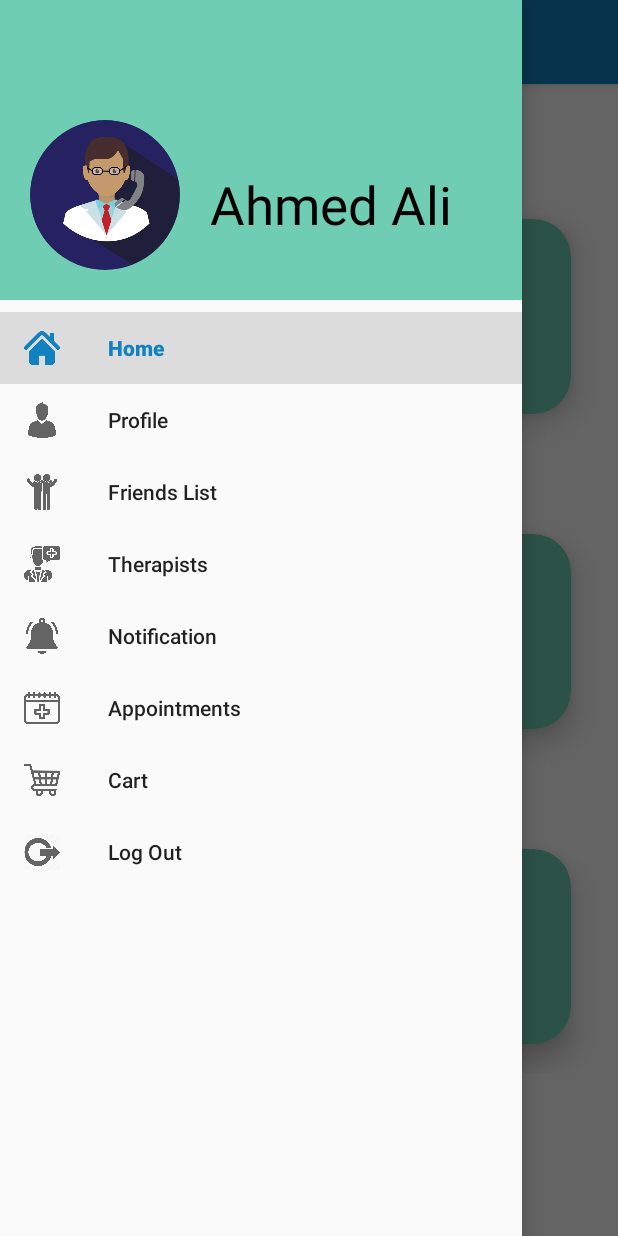
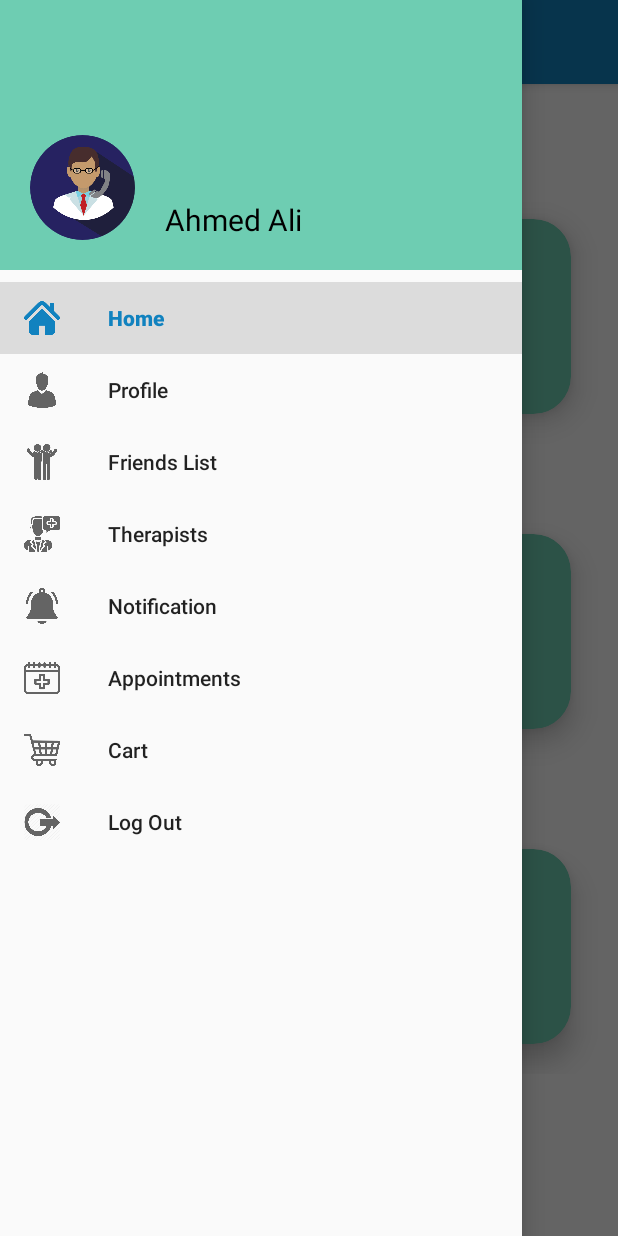
Before and after one commit to AbdelrhmanGouda/GradutionProject, an Android app: the screen it shows after launch once a user with an empty profile is signed in (MainActivity), with the side drawer open, on a phone screen of 412 x 824 dp. Run offline under Robolectric (Android 15) with nearby library versions, the phone set to English and light mode, and no system bars; our stand-ins replace CircleImageView, Firebase (no records; nobody signed in at launch, a user with empty details on screens opened directly), Picasso; libraries missing offline, so code that uses them is left out: com.facebook, com.facebook.internal, com.facebook.login; 4 statements that could not run were skipped.

Commit message:
navigation firebase

```diff
--- a/app/src/main/java/com/example/graduationproject/Activities/MainActivity.java
+++ b/app/src/main/java/com/example/graduationproject/Activities/MainActivity.java
@@ -10,6 +10,8 @@ import androidx.drawerlayout.widget.DrawerLayout;
 import android.content.Intent;
 import android.os.Bundle;
 import android.view.MenuItem;
+import android.view.View;
+import android.widget.TextView;
 import android.widget.Toast;
 
 import com.example.graduationproject.Fragments.AppointmentsFragment;
@@ -24,12 +26,26 @@ import com.example.graduationproject.Sign.SignMainActivity;
 import com.facebook.login.LoginManager;
 import com.google.android.material.navigation.NavigationView;
 import com.google.firebase.auth.FirebaseAuth;
+import com.google.firebase.auth.FirebaseUser;
+import com.google.firebase.database.DataSnapshot;
+import com.google.firebase.database.DatabaseError;
+import com.google.firebase.database.FirebaseDatabase;
+import com.google.firebase.database.Query;
+import com.google.firebase.database.ValueEventListener;
+import com.squareup.picasso.Picasso;
+
+import de.hdodenhof.circleimageview.CircleImageView;
 
 public class MainActivity extends AppCompatActivity implements NavigationView.OnNavigationItemSelectedListener {
     private Toolbar toolbar;
     private DrawerLayout drawerLayout;
     private NavigationView navigationView;
     public FirebaseAuth mAuth;
+    String userName,userImage;
+    CircleImageView imgHead;
+    View view;
+    TextView textName;
+
 
     @Override
     protected void onCreate(Bundle savedInstanceState) {
@@ -45,9 +61,12 @@ public class MainActivity extends AppCompatActivity implements NavigationView.On
         drawerLayout.addDrawerListener(toggle);
         toggle.syncState();
         mAuth = FirebaseAuth.getInstance();
-
+        getHeader();
 
         navigationView=findViewById(R.id.navigation);
+        view =navigationView.getHeaderView(0);
+        imgHead=view.findViewById(R.id.header_image);
+        textName=view.findViewById(R.id.header_name);
         navigationView.setNavigationItemSelectedListener(this);
         if(savedInstanceState==null) {
             getSupportFragmentManager().beginTransaction().replace(R.id.fragment_container,new HomeFragment()).commit();
@@ -110,5 +129,37 @@ public class MainActivity extends AppCompatActivity implements NavigationView.On
         drawerLayout.closeDrawer(GravityCompat.START);
         return true;
     }
+    private void getHeader() {
+        FirebaseUser firebaseUser=mAuth.getCurrentUser();
+        final String id=firebaseUser.getUid();
+
+        Query query6 = FirebaseDatabase.getInstance().getReference().child("Users").child(id);
+        query6.addListenerForSingleValueEvent(new ValueEventListener() {
+            @Override
+            public void onDataChange(@NonNull DataSnapshot dataSnapshot) {
+                if(dataSnapshot!=null){
+                    if (dataSnapshot.exists() && dataSnapshot.getChildrenCount()>0&&dataSnapshot.getValue().toString().length()>0) {
+                        for (DataSnapshot snapshot : dataSnapshot.getChildren()) {
+                            userName=dataSnapshot.child("name").getValue(String.class);
+                            userImage=dataSnapshot.child("uri").getValue(String.class);
+                            textName.setText(userName);
+                            Picasso.get().load(userImage).into(imgHead);
+
+                        }
+
+                    }
+
+
+                }
+            }
+
+            @Override
+            public void onCancelled(@NonNull DatabaseError databaseError) {
+
+            }
+        });
+
+
+    }
 
 }
--- a/app/src/main/java/com/example/graduationproject/Fragments/AppointmentsAllTabFragment.java
+++ b/app/src/main/java/com/example/graduationproject/Fragments/AppointmentsAllTabFragment.java
@@ -1,4 +1,4 @@
-package com.example.graduationproject.Fragments;
+ package com.example.graduationproject.Fragments;
 
 import android.os.Bundle;
 
--- a/app/src/main/res/layout/navigation_header.xml
+++ b/app/src/main/res/layout/navigation_header.xml
@@ -3,7 +3,7 @@
     xmlns:android="http://schemas.android.com/apk/res/android"
     xmlns:tools="http://schemas.android.com/tools"
     android:layout_width="match_parent"
-    android:layout_height="200dp"
+    android:layout_height="180dp"
     android:background="@color/color"
     android:orientation="horizontal"
     android:gravity="bottom"
@@ -12,17 +12,18 @@
 
     <de.hdodenhof.circleimageview.CircleImageView
         android:id="@+id/header_image"
-        android:layout_width="100dp"
-        android:layout_height="100dp"
+        android:layout_width="70dp"
+        android:layout_height="70dp"
         android:src="@drawable/doctor_icon"
         tools:ignore="MissingClass,MissingConstraints"></de.hdodenhof.circleimageview.CircleImageView>
 
     <TextView
+        android:id="@+id/header_name"
         android:layout_width="wrap_content"
         android:layout_height="wrap_content"
         android:layout_marginLeft="20dp"
-        android:layout_marginBottom="10dp"
+        android:layout_marginBottom="0dp"
         android:text="Ahmed Ali"
         android:textColor="@color/black"
-        android:textSize="35dp" />
+        android:textSize="20dp" />
 </LinearLayout>
```
Also changed, not shown: app/src/main/java/com/example/graduationproject/Fragments/ProfileFragment.java (+6 -1 lines).
